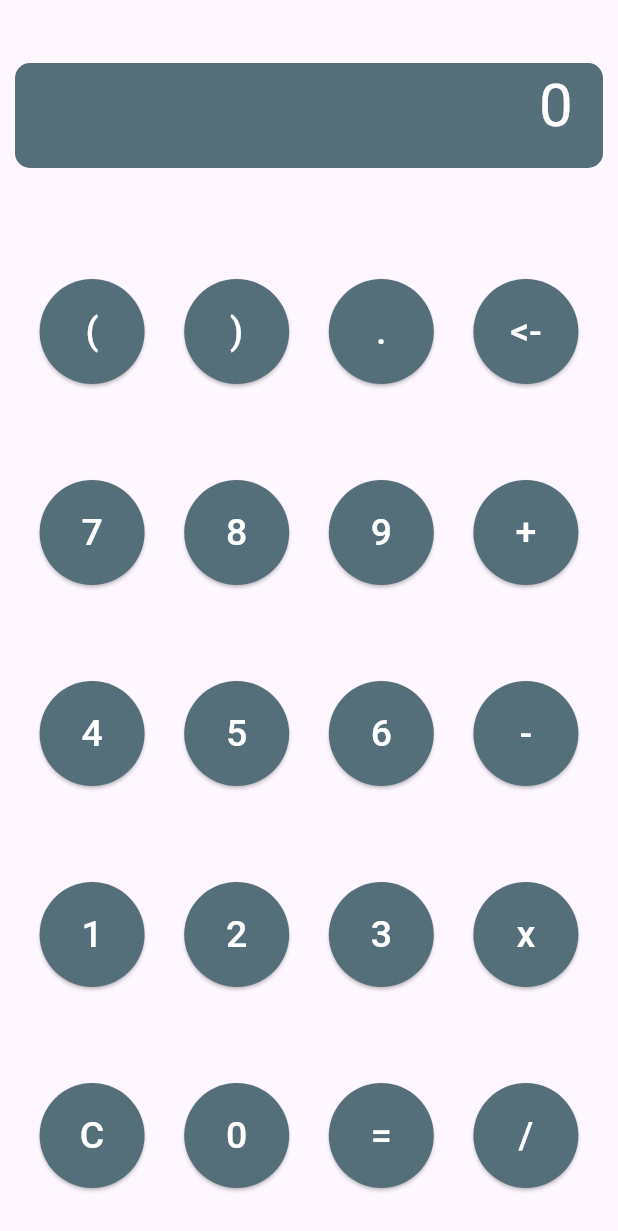
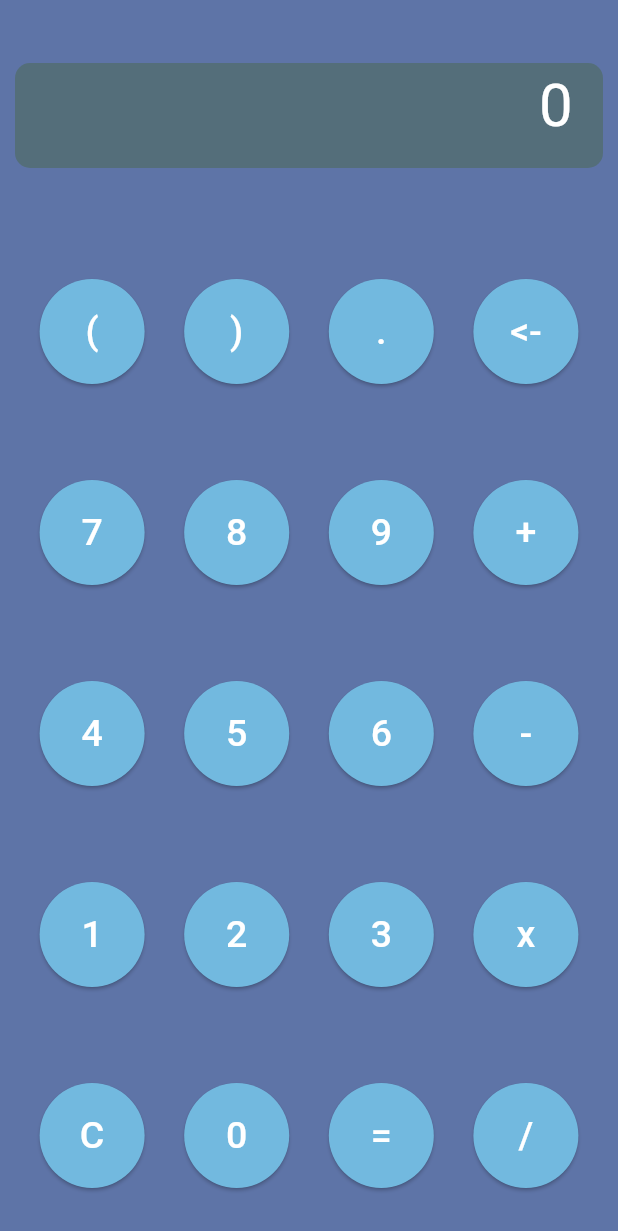
Before and after one commit to javert-galicia/sample_calculator_flutter, a Flutter app: the screen it shows after launch, on a phone screen of 412 x 824 dp. Shown: the top 1231 px of the screen. Run offline on Flutter 3.47's test engine with Material 3 defaults, Android fonts, the phone set to English and light mode, and no system bars; our stand-ins replace math_expressions.

Commit message:
Colores estables.

```diff
--- a/lib/main.dart
+++ b/lib/main.dart
@@ -16,6 +16,7 @@ class MainApp extends StatelessWidget {
       create: (context) => Keys(),
       child: const MaterialApp(
         home: Scaffold(
+          backgroundColor: Color.fromRGBO(94, 116, 167, 1),
           body: Model(),
         ),
       ),
--- a/lib/view.dart
+++ b/lib/view.dart
@@ -11,7 +11,7 @@ class ViewButton extends StatelessWidget {
     return ElevatedButton(
       onPressed: mainFunction,
       style: ElevatedButton.styleFrom(
-        backgroundColor: Colors.blueGrey.shade600,
+        backgroundColor: const Color.fromRGBO(114, 185, 223, 1),
         foregroundColor: Colors.white,
         minimumSize: const Size.square(70),
       ),
```
